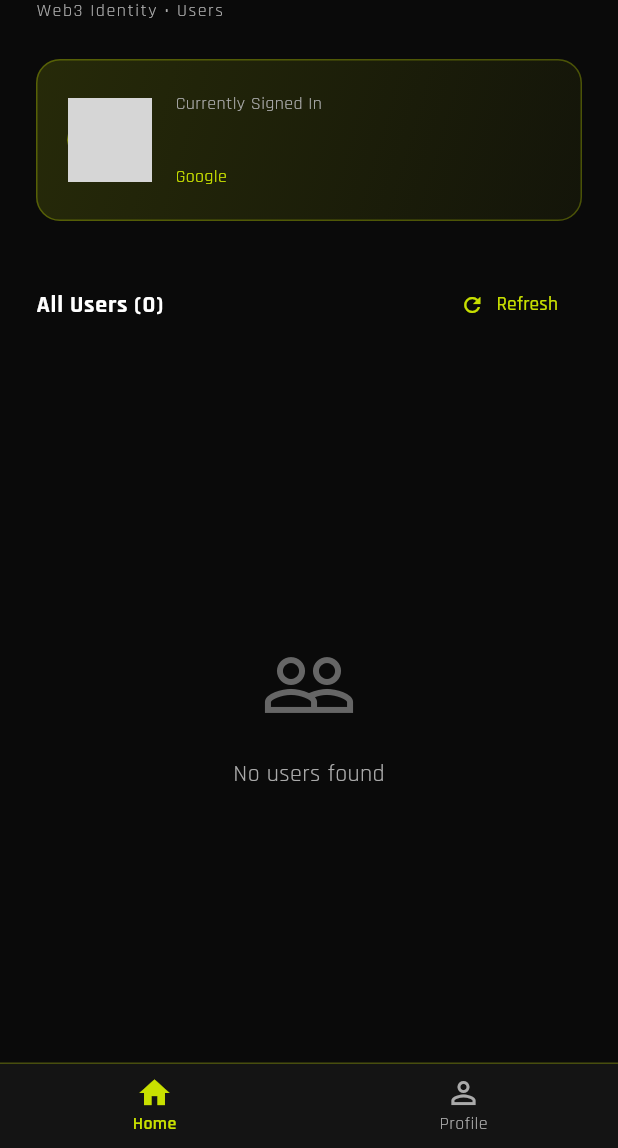
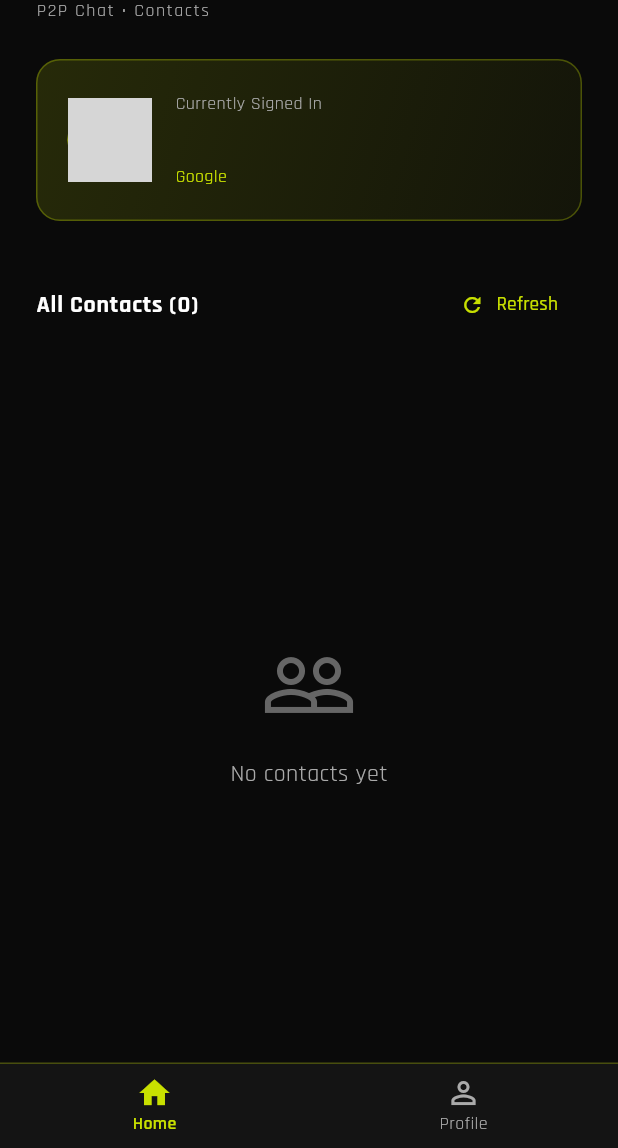
Before and after one commit to TahirMustafa-NO-ONE/meshlix_app, a Flutter app: the HomeScreen screen opened directly, after a tap on the "logout" icon, on a phone screen of 412 x 824 dp, the part 88-1236 px from its top. Run offline on Flutter 3.47's test engine with Material 3 defaults, Android fonts, the light colour scheme and no system bars; our stand-ins replace flutter_dotenv, font_awesome_flutter, google_fonts, shared_preferences; missing offline and left inert: web3auth_flutter, web3dart; accounts and stored records are empty; network calls fail; grey boxes are pictures that could not be loaded.

Commit message:
changed branding lines

```diff
--- a/lib/screens/auth/auth_screen.dart
+++ b/lib/screens/auth/auth_screen.dart
@@ -319,7 +319,7 @@ class _AuthScreenState extends State<AuthScreen> with WidgetsBindingObserver {
         ),
         const SizedBox(height: 6),
         Text(
-          'Connect. Build. Deliver.',
+          'Secure. Private. Decentralized.',
           style: GoogleFonts.rajdhani(
             color: AppColors.textSecondary,
             fontSize: 13,
--- a/lib/screens/home/home_screen.dart
+++ b/lib/screens/home/home_screen.dart
@@ -99,7 +99,7 @@ class _HomeScreenState extends State<HomeScreen> {
                           ),
                           const SizedBox(height: 4),
                           Text(
-                            'Web3 Identity • Users',
+                            'P2P Chat • Contacts',
                             style: GoogleFonts.rajdhani(
                               color: AppColors.textSecondary,
                               fontSize: 12,
@@ -230,7 +230,7 @@ class _HomeScreenState extends State<HomeScreen> {
                     mainAxisAlignment: MainAxisAlignment.spaceBetween,
                     children: [
                       Text(
-                        'All Users (${_allUsers.length})',
+                        'All Contacts (${_allUsers.length})',
                         style: GoogleFonts.rajdhani(
                           color: AppColors.textPrimary,
                           fontSize: 16,
@@ -278,7 +278,7 @@ class _HomeScreenState extends State<HomeScreen> {
                               ),
                               const SizedBox(height: 16),
                               Text(
-                                'No users found',
+                                'No contacts yet',
                                 style: GoogleFonts.rajdhani(
                                   color: AppColors.textSecondary,
                                   fontSize: 16,
--- a/lib/screens/home/profile_screen.dart
+++ b/lib/screens/home/profile_screen.dart
@@ -58,7 +58,7 @@ class ProfileScreen extends StatelessWidget {
                             ),
                             const SizedBox(height: 4),
                             Text(
-                              'Web3 Identity • Profile',
+                              'P2P Chat • Profile',
                               style: GoogleFonts.rajdhani(
                                 color: AppColors.textSecondary,
                                 fontSize: 12,
--- a/lib/screens/splash/splash_screen.dart
+++ b/lib/screens/splash/splash_screen.dart
@@ -114,7 +114,7 @@ class _SplashScreenState extends State<SplashScreen> {
                 const SizedBox(height: 8),
                 // Tagline
                 Text(
-                  'Connect. Build. Deliver.',
+                  'Secure. Private. Decentralized.',
                   style: GoogleFonts.rajdhani(
                     color: AppColors.textSecondary,
                     fontSize: 14,
```
